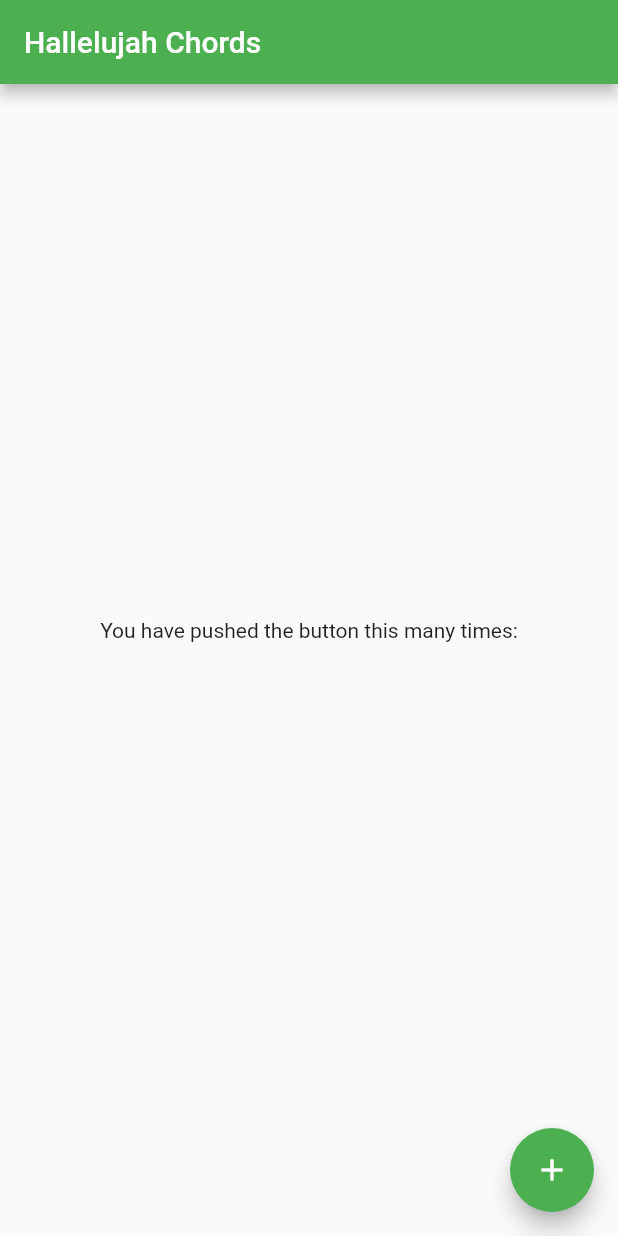
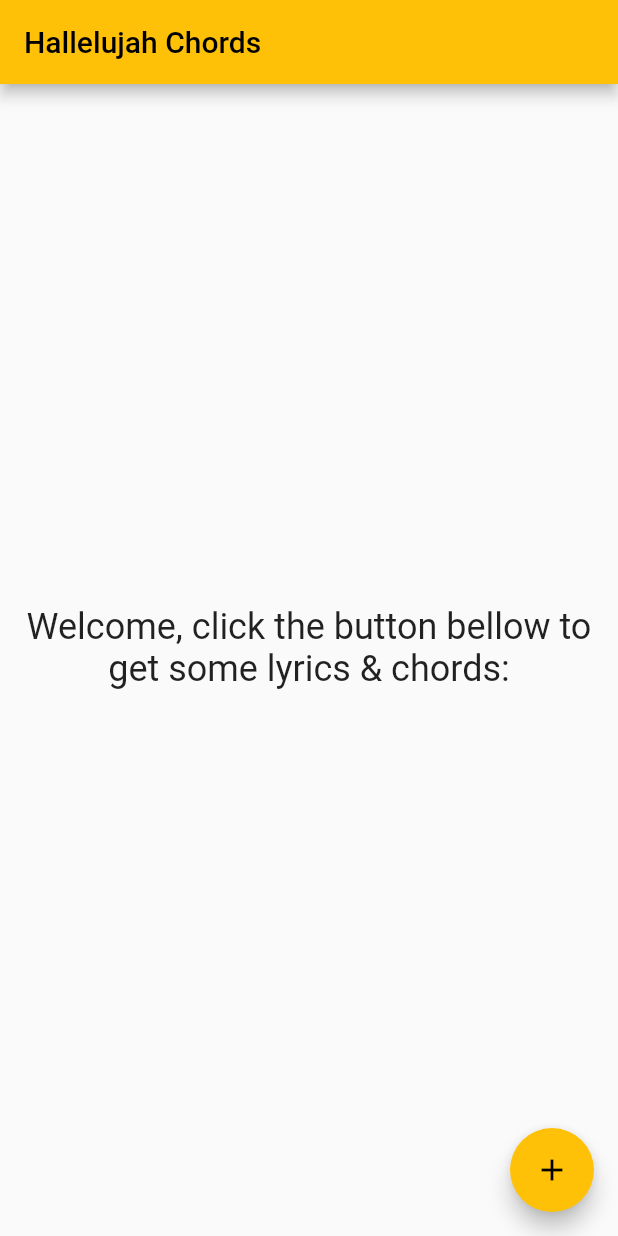
Before and after one commit to Voklen/Chords, a Flutter app: the screen it shows after launch, on a phone screen of 412 x 824 dp. Run offline on Flutter 3.47's test engine with Material 2 defaults, Android fonts, the phone set to English and light mode, and no system bars.

Commit message:
Theme it up a bit

```diff
--- a/lib/main.dart
+++ b/lib/main.dart
@@ -17,7 +17,7 @@ class MyApp extends StatelessWidget {
     return MaterialApp(
       title: 'Chords',
       theme: ThemeData(
-        primarySwatch: Colors.green,
+        primarySwatch: Colors.amber,
       ),
       home: const MyHomePage(title: 'Hallelujah Chords'),
     );
@@ -74,12 +74,14 @@ class _MyHomePageState extends State<MyHomePage> {
           child: Column(
             mainAxisAlignment: MainAxisAlignment.center,
             children: <Widget>[
-              const Text(
-                'You have pushed the button this many times:',
+              Text(
+                'Welcome, click the button bellow to get some lyrics & chords:',
+                style: Theme.of(context).textTheme.headline5,
+                textAlign: TextAlign.center,
               ),
               Text(
                 resultantHtml,
-                style: Theme.of(context).textTheme.headline4,
+                style: Theme.of(context).textTheme.bodyText2,
               ),
             ],
           ),
```
